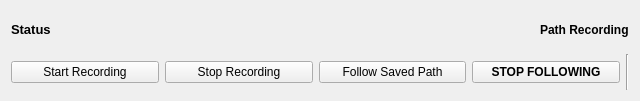
Before: the Qt Designer form rr_viz/src/rr_viz/widgets/mission_dashboard/path_panel.ui in Ross-Robotics/rr_viz, drawn with Qt 5.
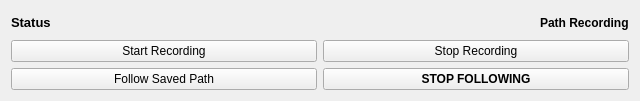
After: the same form once the commit is applied. Custom widgets are drawn as their Qt base class.

Commit message: Resizing and removing lines

Patch:
```diff
--- a/rr_viz/src/rr_viz/widgets/mission_dashboard/path_panel.ui
+++ b/rr_viz/src/rr_viz/widgets/mission_dashboard/path_panel.ui
@@ -83,6 +83,10 @@
    <item>
     <layout class="QHBoxLayout" name="horizontalLayout">
      <item>
+      <layout class="QVBoxLayout" name="verticalLayout_2">
+       <item>
+        <layout class="QHBoxLayout" name="horizontalLayout_4">
+         <item>
       <widget class="QPushButton" name="startRecordingButton">
        <property name="text">
         <string>Start Recording</string>
@@ -96,6 +100,10 @@
        </property>
       </widget>
      </item>
+         </layout>
+        </item>
+       <item>
+        <layout class="QHBoxLayout" name="horizontalLayout_4">
      <item>
       <widget class="QPushButton" name="followSavedPathButton">
        <property name="text">
@@ -116,12 +124,9 @@
        </property>
       </widget>
      </item>
-     <item>
-      <widget class="Line" name="line">
-       <property name="orientation">
-        <enum>Qt::Vertical</enum>
-       </property>
-      </widget>
+        </layout>
+       </item>
+      </layout>
      </item>
     </layout>
    </item>
```
Lines whose indentation alone changed are shown as unchanged. The commit also changes 3 other files.
